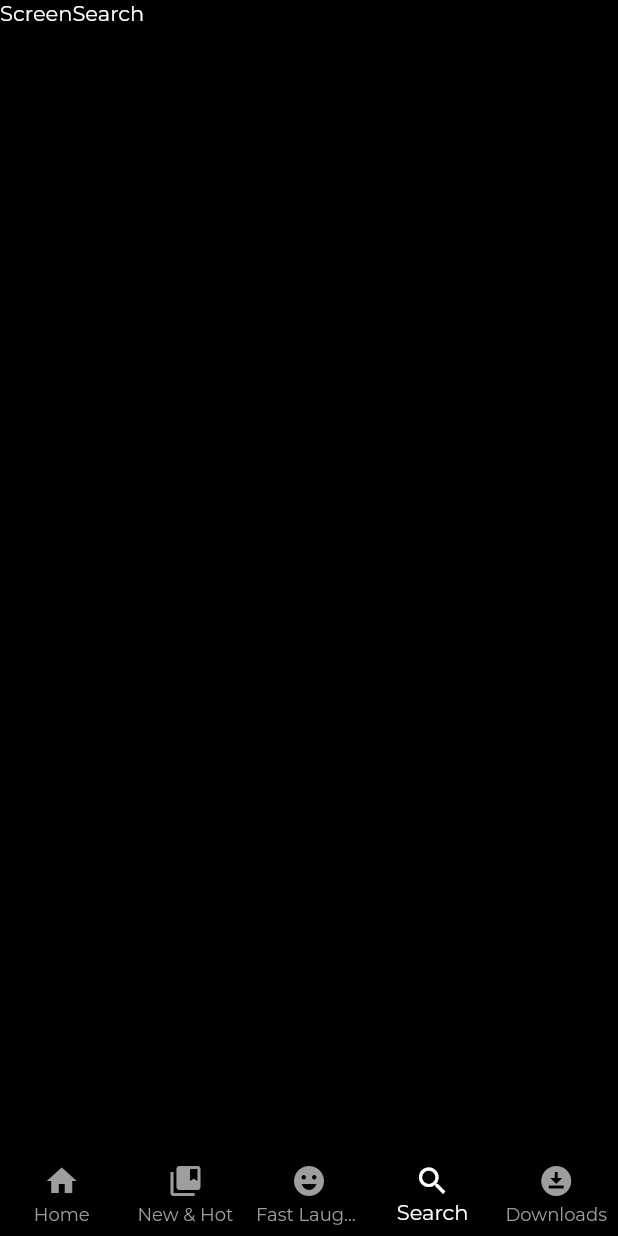
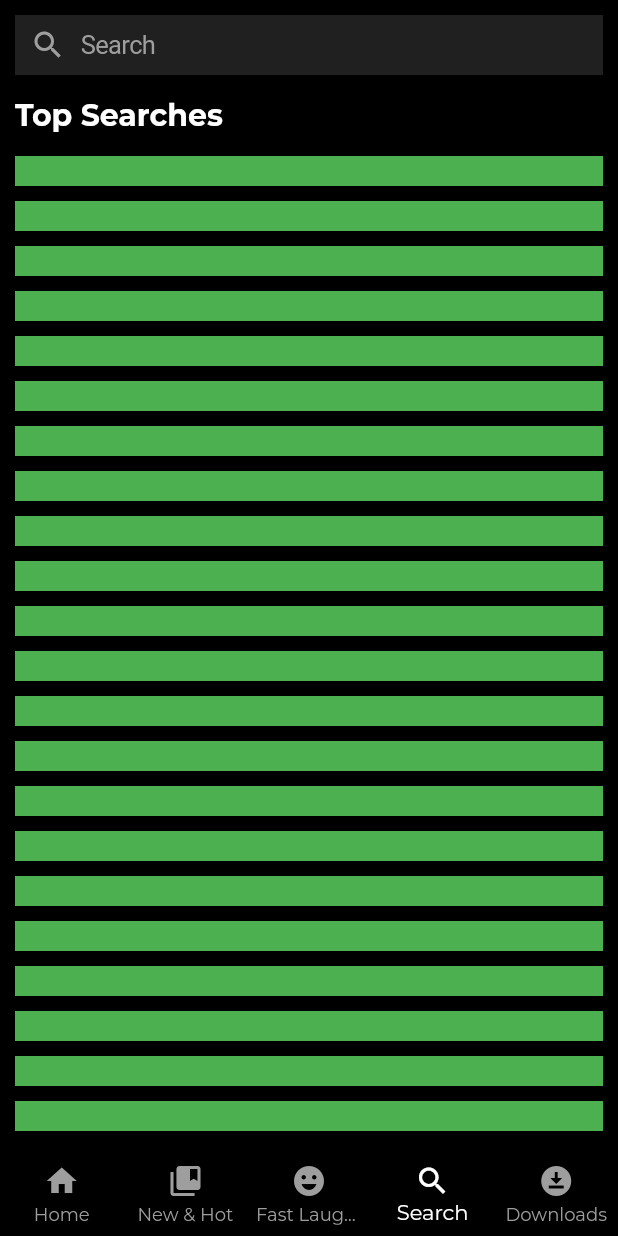
Before and after one commit to Jishnu075/netflix_app, a Flutter app: the screen it shows after launch, item 4 of the bottom bar chosen, on a phone screen of 412 x 824 dp. Run offline on Flutter 3.47's test engine with Material 2 defaults, Android fonts, the phone set to English and light mode, and no system bars; our stand-ins replace google_fonts.

Commit message:
search-page half complete

```diff
--- a/lib/presentation/search/screen_search.dart
+++ b/lib/presentation/search/screen_search.dart
@@ -1,4 +1,9 @@
+import 'package:flutter/cupertino.dart';
 import 'package:flutter/material.dart';
+import 'package:netflix_app/core/colors.dart';
+import 'package:netflix_app/presentation/main_page/widgets/bottom_nav.dart';
+import 'package:netflix_app/presentation/search/widgets/search_idle.dart';
+import 'widgets/text_title.dart';
 
 class ScreenSearch extends StatelessWidget {
   const ScreenSearch({super.key});
@@ -6,7 +11,34 @@ class ScreenSearch extends StatelessWidget {
   @override
   Widget build(BuildContext context) {
     return Scaffold(
-      body: Text('ScreenSearch'),
+      body: SafeArea(
+        child: Padding(
+          padding: const EdgeInsets.all(10.0),
+          child: Column(
+            crossAxisAlignment: CrossAxisAlignment.start,
+            children: const [
+              CupertinoTextField(
+                cursorColor: Colors.red,
+                padding: EdgeInsets.all(10),
+                clearButtonMode: OverlayVisibilityMode.editing,
+                decoration: BoxDecoration(
+                  color: Color.fromARGB(255, 32, 32, 32),
+                ),
+                placeholder: 'Search',
+                placeholderStyle: TextStyle(color: Colors.grey),
+                prefix: Padding(
+                    padding: EdgeInsets.only(left: 10),
+                    child: Icon(
+                      Icons.search,
+                      color: Colors.grey,
+                    )),
+                style: TextStyle(color: kWhiteColor),
+              ),
+              Expanded(child: SearchIdle())
+            ],
+          ),
+        ),
+      ),
     );
   }
 }
--- /dev/null
+++ b/lib/presentation/search/widgets/search_idle.dart
@@ -0,0 +1,39 @@
+import 'package:flutter/material.dart';
+import 'package:netflix_app/core/constants.dart';
+
+import 'text_title.dart';
+
+class SearchIdle extends StatelessWidget {
+  const SearchIdle({super.key});
+
+  @override
+  Widget build(BuildContext context) {
+    // final Size size = MediaQuery.of(context).size;
+    return Column(
+      crossAxisAlignment: CrossAxisAlignment.start,
+      children: [
+        const SearchTextTitle(title: 'Top Searches'),
+        Expanded(
+          child: ListView.separated(
+              shrinkWrap: true,
+              itemBuilder: ((context, index) => const TopSearchItemTile()),
+              separatorBuilder: ((context, index) => kHeight),
+              itemCount: 50),
+        )
+      ],
+    );
+  }
+}
+
+class TopSearchItemTile extends StatelessWidget {
+  const TopSearchItemTile({super.key});
+
+  @override
+  Widget build(BuildContext context) {
+    return Container(
+      height: 20,
+      width: double.infinity,
+      color: Colors.green,
+    );
+  }
+}
--- /dev/null
+++ b/lib/presentation/search/widgets/text_title.dart
@@ -0,0 +1,23 @@
+import 'package:flutter/material.dart';
+
+class SearchTextTitle extends StatelessWidget {
+  const SearchTextTitle({
+    required this.title,
+    Key? key,
+  }) : super(key: key);
+
+  final String title;
+  @override
+  Widget build(BuildContext context) {
+    return Padding(
+      padding: const EdgeInsets.only(top: 15, bottom: 15),
+      child: Text(
+        title,
+        style: const TextStyle(
+          fontWeight: FontWeight.bold,
+          fontSize: 20,
+        ),
+      ),
+    );
+  }
+}
```
Also changed, not shown: lib/presentation/search/widgets/search_result.dart (added).
